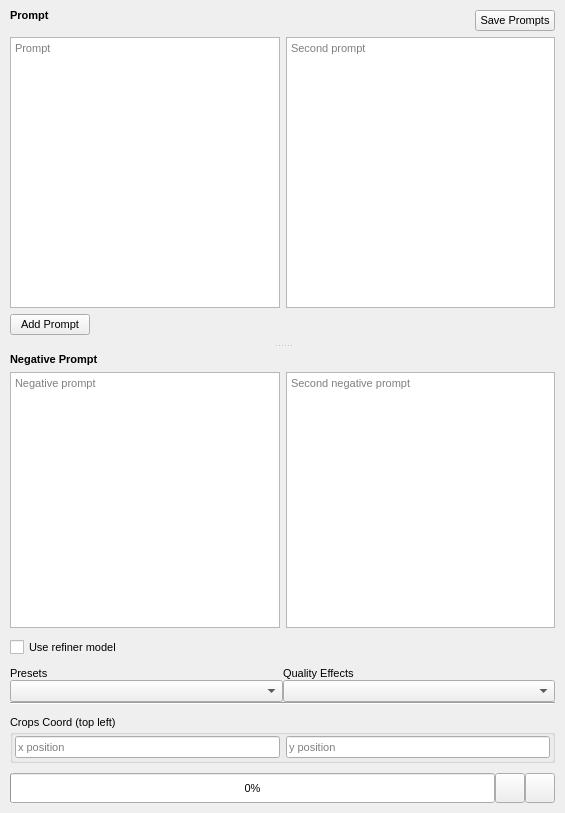
Old version of the form src/airunner/gui/widgets/stablediffusion/templates/stablediffusion_generator_form.ui in the repository Capsize-Games/airunner.
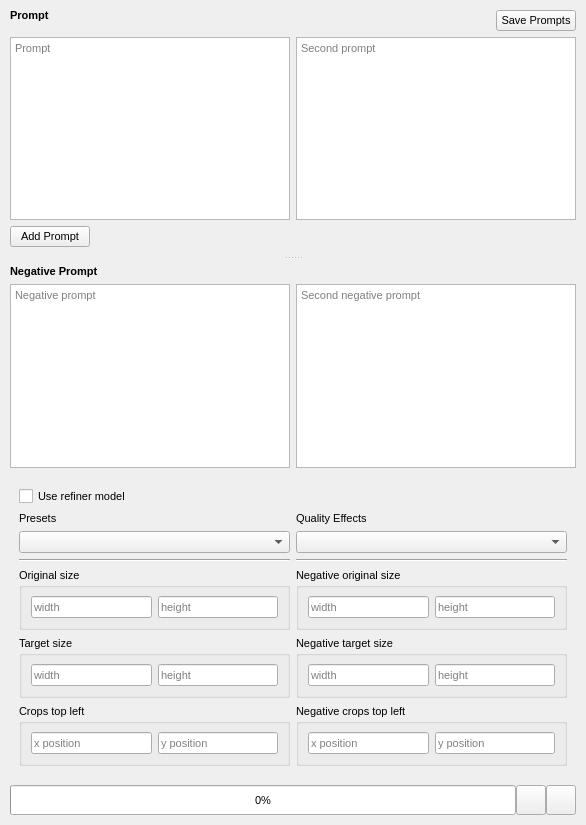
New version of the form. Icons and pictures are not drawn.

Commit message: fixes microconditioning for sdxl

The edit to the form file:
```diff
--- a/src/airunner/gui/widgets/stablediffusion/templates/stablediffusion_generator_form.ui
+++ b/src/airunner/gui/widgets/stablediffusion/templates/stablediffusion_generator_form.ui
@@ -6,8 +6,8 @@
    <rect>
     <x>0</x>
     <y>0</y>
-    <width>565</width>
-    <height>813</height>
+    <width>586</width>
+    <height>825</height>
    </rect>
   </property>
   <property name="font">
@@ -71,8 +71,8 @@
           <rect>
            <x>0</x>
            <y>0</y>
-           <width>565</width>
-           <height>763</height>
+           <width>586</width>
+           <height>775</height>
           </rect>
          </property>
          <layout class="QGridLayout" name="gridLayout">
@@ -94,73 +94,6 @@
           <property name="verticalSpacing">
            <number>10</number>
           </property>
-          <item row="2" column="0">
-           <layout class="QHBoxLayout" name="horizontalLayout">
-            <item>
-             <layout class="QVBoxLayout" name="verticalLayout">
-              <item>
-               <widget class="QLabel" name="label_2">
-                <property name="text">
-                 <string>Presets</string>
-                </property>
-               </widget>
-              </item>
-              <item>
-               <widget class="QComboBox" name="image_presets"/>
-              </item>
-              <item>
-               <widget class="Line" name="line_2">
-                <property name="orientation">
-                 <enum>Qt::Orientation::Horizontal</enum>
-                </property>
-               </widget>
-              </item>
-             </layout>
-            </item>
-            <item>
-             <layout class="QVBoxLayout" name="quality_effects_container">
-              <item>
-               <widget class="QLabel" name="label_3">
-                <property name="text">
-                 <string>Quality Effects</string>
-                </property>
-               </widget>
-              </item>
-              <item>
-               <widget class="QComboBox" name="quality_effects">
-                <item>
-                 <property name="text">
-                  <string/>
-                 </property>
-                </item>
-                <item>
-                 <property name="text">
-                  <string>Normal</string>
-                 </property>
-                </item>
-                <item>
-                 <property name="text">
-                  <string>Upscaled</string>
-                 </property>
-                </item>
-                <item>
-                 <property name="text">
-                  <string>Downscaled</string>
-                 </property>
-                </item>
-               </widget>
-              </item>
-              <item>
-               <widget class="Line" name="line">
-                <property name="orientation">
-                 <enum>Qt::Orientation::Horizontal</enum>
-                </property>
-               </widget>
-              </item>
-             </layout>
-            </item>
-           </layout>
-          </item>
           <item row="0" column="0">
            <widget class="QSplitter" name="generator_form_splitter">
             <property name="orientation">
@@ -302,49 +235,249 @@
             </widget>
            </widget>
           </item>
-          <item row="3" column="0">
-           <widget class="QGroupBox" name="croops_coord_top_left_groupbox">
-            <property name="title">
-             <string>Crops Coord (top left)</string>
-            </property>
-            <layout class="QHBoxLayout" name="horizontalLayout_2">
-             <property name="leftMargin">
-              <number>2</number>
-             </property>
-             <property name="topMargin">
-              <number>2</number>
-             </property>
-             <property name="rightMargin">
-              <number>2</number>
-             </property>
-             <property name="bottomMargin">
-              <number>2</number>
-             </property>
-             <item>
-              <widget class="QLineEdit" name="crops_coord_top_left_x">
-               <property name="placeholderText">
-                <string>x position</string>
-               </property>
-              </widget>
-             </item>
-             <item>
-              <widget class="QLineEdit" name="crops_coord_top_left_y">
-               <property name="placeholderText">
-                <string>y position</string>
-               </property>
-              </widget>
-             </item>
-            </layout>
-           </widget>
-          </item>
           <item row="1" column="0">
-           <widget class="QCheckBox" name="use_refiner_checkbox">
-            <property name="toolTip">
-             <string>Uses second refiner model to enhance image</string>
-            </property>
-            <property name="text">
-             <string>Use refiner model</string>
-            </property>
+           <widget class="QWidget" name="sdxl_settings_container" native="true">
+            <layout class="QVBoxLayout" name="sdxl_settings">
+             <item>
+              <widget class="QCheckBox" name="use_refiner_checkbox">
+               <property name="toolTip">
+                <string>Uses second refiner model to enhance image</string>
+               </property>
+               <property name="text">
+                <string>Use refiner model</string>
+               </property>
+              </widget>
+             </item>
+             <item>
+              <layout class="QHBoxLayout" name="horizontalLayout">
+               <item>
+                <layout class="QVBoxLayout" name="verticalLayout">
+                 <item>
+                  <widget class="QLabel" name="label_2">
+                   <property name="text">
+                    <string>Presets</string>
+                   </property>
+                  </widget>
+                 </item>
+                 <item>
+                  <widget class="QComboBox" name="image_presets"/>
+                 </item>
+                 <item>
+                  <widget class="Line" name="line_2">
+                   <property name="orientation">
+                    <enum>Qt::Orientation::Horizontal</enum>
+                   </property>
+                  </widget>
+                 </item>
+                </layout>
+               </item>
+               <item>
+                <layout class="QVBoxLayout" name="quality_effects_container">
+                 <item>
+                  <widget class="QLabel" name="label_3">
+                   <property name="text">
+                    <string>Quality Effects</string>
+                   </property>
+                  </widget>
+                 </item>
+                 <item>
+                  <widget class="QComboBox" name="quality_effects">
+                   <item>
+                    <property name="text">
+                     <string/>
+                    </property>
+                   </item>
+                   <item>
+                    <property name="text">
+                     <string>Normal</string>
+                    </property>
+                   </item>
+                   <item>
+                    <property name="text">
+                     <string>Upscaled</string>
+                    </property>
+                   </item>
+                   <item>
+                    <property name="text">
+                     <string>Downscaled</string>
+                    </property>
+                   </item>
+                  </widget>
+                 </item>
+                 <item>
+                  <widget class="Line" name="line">
+                   <property name="orientation">
+                    <enum>Qt::Orientation::Horizontal</enum>
+                   </property>
+                  </widget>
+                 </item>
+                </layout>
+               </item>
+              </layout>
+             </item>
+             <item>
+              <layout class="QHBoxLayout" name="horizontalLayout_5">
+               <item>
+                <widget class="QGroupBox" name="groupBox">
+                 <property name="title">
+                  <string>Original size</string>
+                 </property>
+                 <layout class="QHBoxLayout" name="horizontalLayout_3">
+                  <item>
+                   <widget class="QLineEdit" name="original_size_width">
+                    <property name="placeholderText">
+                     <string>width</string>
+                    </property>
+                   </widget>
+                  </item>
+                  <item>
+                   <widget class="QLineEdit" name="original_size_height">
+                    <property name="placeholderText">
+                     <string>height</string>
+                    </property>
+                   </widget>
+                  </item>
+                 </layout>
+                </widget>
+               </item>
+               <item>
+                <widget class="QGroupBox" name="groupBox_3">
+                 <property name="title">
+                  <string>Negative original size</string>
+                 </property>
+                 <layout class="QHBoxLayout" name="horizontalLayout_9">
+                  <item>
+                   <widget class="QLineEdit" name="negative_original_size_width">
+                    <property name="placeholderText">
+                     <string>width</string>
+                    </property>
+                   </widget>
+                  </item>
+                  <item>
+                   <widget class="QLineEdit" name="negative_original_size_height">
+                    <property name="placeholderText">
+                     <string>height</string>
+                    </property>
+                   </widget>
+                  </item>
+                 </layout>
+                </widget>
+               </item>
+              </layout>
+             </item>
+             <item>
+              <layout class="QHBoxLayout" name="horizontalLayout_10">
+               <item>
+                <widget class="QGroupBox" name="groupBox_4">
+                 <property name="title">
+                  <string>Target size</string>
+                 </property>
+                 <layout class="QHBoxLayout" name="horizontalLayout_11">
+                  <item>
+                   <widget class="QLineEdit" name="target_size_width">
+                    <property name="placeholderText">
+                     <string>width</string>
+                    </property>
+                   </widget>
+                  </item>
+                  <item>
+                   <widget class="QLineEdit" name="target_size_height">
+                    <property name="placeholderText">
+                     <string>height</string>
+                    </property>
+                   </widget>
+                  </item>
+                 </layout>
+                </widget>
+               </item>
+               <item>
+                <widget class="QGroupBox" name="groupBox_2">
+                 <property name="title">
+                  <string>Negative target size</string>
+                 </property>
+                 <layout class="QHBoxLayout" name="horizontalLayout_4">
+                  <item>
+                   <widget class="QLineEdit" name="negative_target_size_width">
+                    <property name="placeholderText">
+                     <string>width</string>
+                    </property>
+                   </widget>
+                  </item>
+                  <item>
+                   <widget class="QLineEdit" name="negative_target_size_height">
+                    <property name="placeholderText">
+                     <string>height</string>
+                    </property>
+                   </widget>
+                  </item>
+                 </layout>
+                </widget>
+               </item>
+              </layout>
+             </item>
+             <item>
+              <layout class="QHBoxLayout" name="horizontalLayout_12">
+               <item>
+                <widget class="QGroupBox" name="croops_coord_top_left_groupbox">
+                 <property name="title">
+                  <string>Crops top left</string>
+                 </property>
+                 <layout class="QHBoxLayout" name="horizontalLayout_2">
+                  <property name="leftMargin">
+                   <number>9</number>
+                  </property>
+                  <property name="topMargin">
+                   <number>9</number>
+                  </property>
+                  <property name="rightMargin">
+                   <number>9</number>
+                  </property>
+                  <property name="bottomMargin">
+                   <number>9</number>
+                  </property>
+                  <item>
+                   <widget class="QLineEdit" name="crops_coords_top_left_x">
+                    <property name="placeholderText">
+                     <string>x position</string>
+                    </property>
+                   </widget>
+                  </item>
+                  <item>
+                   <widget class="QLineEdit" name="crops_coords_top_left_y">
+                    <property name="placeholderText">
+                     <string>y position</string>
+                    </property>
+                   </widget>
+                  </item>
+                 </layout>
+                </widget>
+               </item>
+               <item>
+                <widget class="QGroupBox" name="groupBox_5">
+                 <property name="title">
+                  <string>Negative crops top left</string>
+                 </property>
+                 <layout class="QHBoxLayout" name="horizontalLayout_13">
+                  <item>
+                   <widget class="QLineEdit" name="negative_crops_coord_top_left_x">
+                    <property name="placeholderText">
+                     <string>x position</string>
+                    </property>
+                   </widget>
+                  </item>
+                  <item>
+                   <widget class="QLineEdit" name="negative_crops_coord_top_left_y">
+                    <property name="placeholderText">
+                     <string>y position</string>
+                    </property>
+                   </widget>
+                  </item>
+                 </layout>
+                </widget>
+               </item>
+              </layout>
+             </item>
+            </layout>
            </widget>
           </item>
          </layout>
```
Left out of the diff: 381 changed lines with no effect on the pictures. The commit also changes 10 other files.
